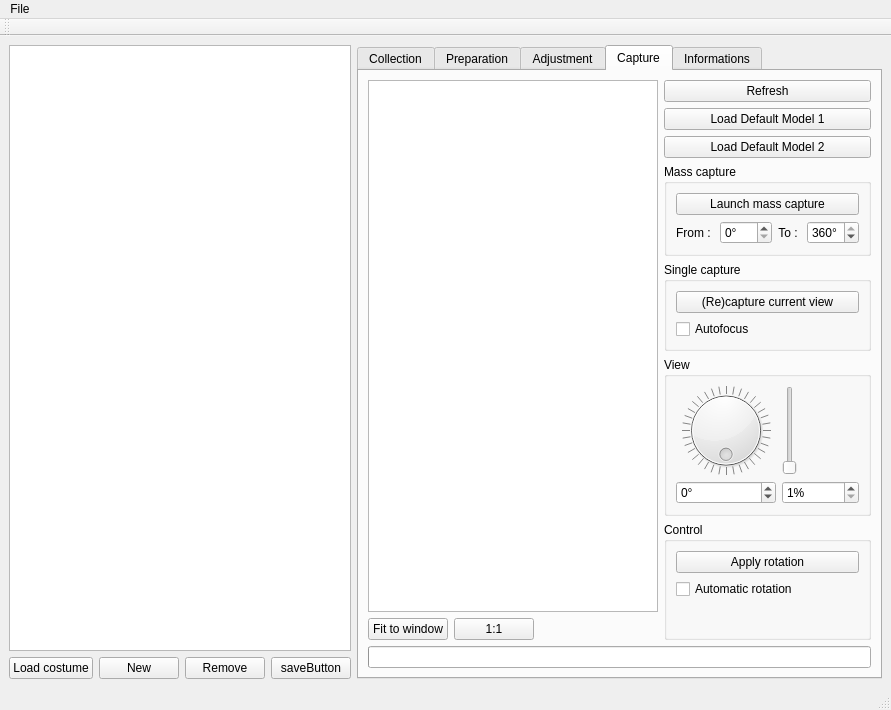
The window that pc/master/mainwindow.ui (plule/pfe-costumes) describes before a commit, drawn with Qt 5.
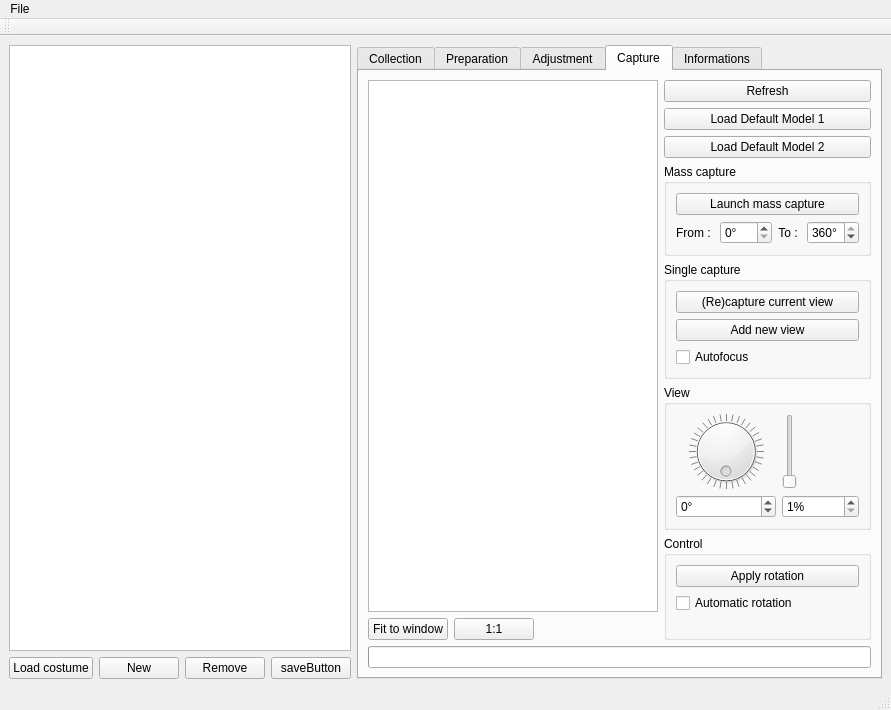
The same window after the commit. Custom widgets are drawn as their Qt base class.

Commit message: replace picture and append buttons

What changed in the file:
```diff
--- a/pc/master/mainwindow.ui
+++ b/pc/master/mainwindow.ui
@@ -270,6 +270,13 @@
                  </property>
                 </widget>
                </item>
+               <item>
+                <widget class="QPushButton" name="appendCaptureButton">
+                 <property name="text">
+                  <string>Add new view</string>
+                 </property>
+                </widget>
+               </item>
                <item>
                 <widget class="QCheckBox" name="autofocusCheckBox">
                  <property name="text">
```
The commit also changes 4 other files.
